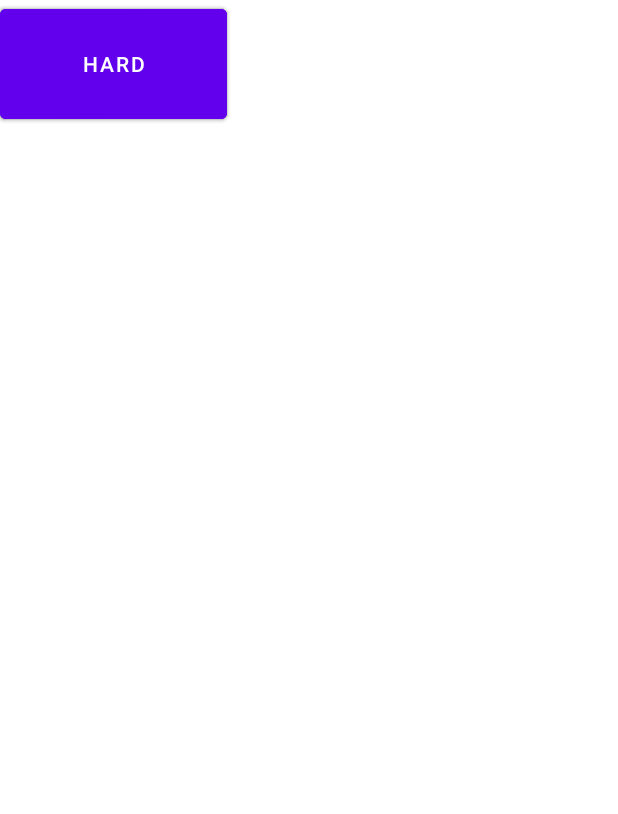
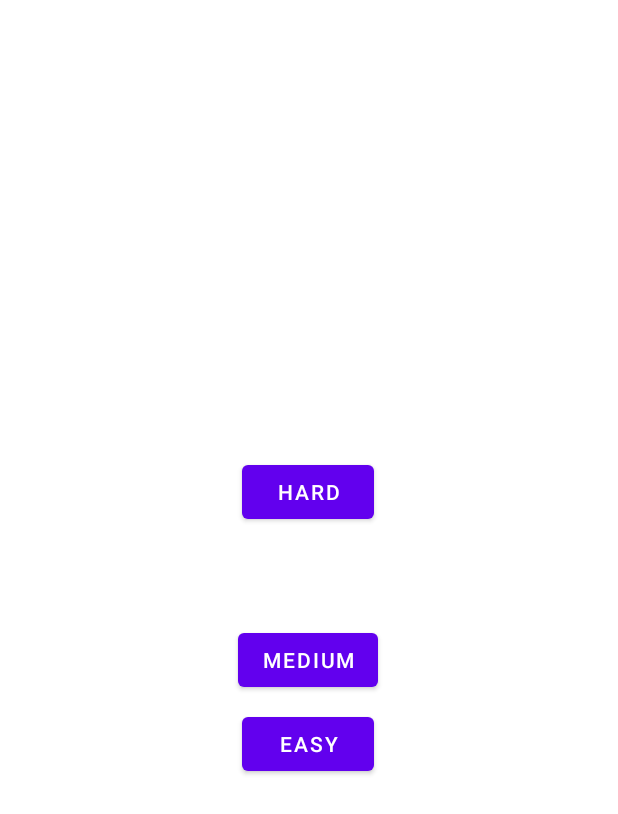
Before and after one commit to Sour-Warrior/CFS_Companion_App, an Android app: the layout configure_settings.xml on its own in the app's theme, with its tools: preview values and no code run, on a phone screen of 412 x 824 dp. Shown: the top 814 px of the screen. Run offline under Robolectric (Android 15) with nearby library versions, the phone set to English and light mode, and no system bars.

Commit message:
Implement UI for difficulty screen
Implemented the UI for the quick difficulty settings configuration screen

```diff
--- a/CFS_VR_CompanionApp/app/src/main/java/com/example/cfs_vr_companionapp/MainActivity.java
+++ b/CFS_VR_CompanionApp/app/src/main/java/com/example/cfs_vr_companionapp/MainActivity.java
@@ -42,7 +42,7 @@ public class MainActivity extends AppCompatActivity {
 
     private ActivityMainBinding binding;
 
-    private static DifficultySettings difficultySettings = new DifficultySettings();
+    public static DifficultySettings difficultySettings;
 
     public static TCPServer server;
     ;
@@ -55,6 +55,7 @@ public class MainActivity extends AppCompatActivity {
         super.onCreate(savedInstanceState);
 
         server = new TCPServer(758);
+        difficultySettings = new DifficultySettings();
 
 
         binding = ActivityMainBinding.inflate(getLayoutInflater());
@@ -77,6 +78,7 @@ public class MainActivity extends AppCompatActivity {
                         .setAction("Action", null).show();
             }
         });
+
 
 
     }
--- a/CFS_VR_CompanionApp/app/src/main/res/layout/configure_settings.xml
+++ b/CFS_VR_CompanionApp/app/src/main/res/layout/configure_settings.xml
@@ -1,30 +1,51 @@
 <?xml version="1.0" encoding="utf-8"?>
 <androidx.constraintlayout.widget.ConstraintLayout xmlns:android="http://schemas.android.com/apk/res/android"
+    xmlns:app="http://schemas.android.com/apk/res-auto"
     xmlns:tools="http://schemas.android.com/tools"
     android:layout_width="match_parent"
-    android:layout_height="match_parent">
+    android:layout_height="match_parent"
+    tools:context=".ConfigureSettings">
+
+    <TextView
+        android:id="@+id/textview_configure"
+        android:layout_width="wrap_content"
+        android:layout_height="wrap_content"
+        app:layout_constraintBottom_toTopOf="@id/low"
+        app:layout_constraintEnd_toEndOf="parent"
+        app:layout_constraintStart_toStartOf="parent"
+        app:layout_constraintTop_toTopOf="parent" />
 
     <Button
         android:id="@+id/low"
-        android:layout_width="151dp"
-        android:layout_height="85dp"
+        android:layout_width="wrap_content"
+        android:layout_height="wrap_content"
+        android:layout_marginBottom="304dp"
         android:text="Easy"
-        tools:layout_editor_absoluteX="130dp"
-        tools:layout_editor_absoluteY="198dp" />
+        app:layout_constraintBottom_toBottomOf="parent"
+        app:layout_constraintEnd_toEndOf="parent"
+        app:layout_constraintHorizontal_bias="0.498"
+        app:layout_constraintStart_toStartOf="parent" />
 
     <Button
         android:id="@+id/medium"
-        android:layout_width="151dp"
-        android:layout_height="85dp"
+        android:layout_width="wrap_content"
+        android:layout_height="wrap_content"
+        android:layout_marginBottom="360dp"
         android:text="Medium"
-        tools:layout_editor_absoluteX="130dp"
-        tools:layout_editor_absoluteY="299dp" />
+        app:layout_constraintBottom_toBottomOf="parent"
+        app:layout_constraintEnd_toEndOf="parent"
+        app:layout_constraintHorizontal_bias="0.498"
+        app:layout_constraintStart_toStartOf="parent" />
 
     <Button
         android:id="@+id/high"
-        android:layout_width="151dp"
-        android:layout_height="85dp"
+        android:layout_width="wrap_content"
+        android:layout_height="wrap_content"
         android:text="Hard"
-        tools:layout_editor_absoluteX="130dp"
-        tools:layout_editor_absoluteY="403dp" />
+        app:layout_constraintBottom_toBottomOf="parent"
+        app:layout_constraintEnd_toEndOf="parent"
+        app:layout_constraintHorizontal_bias="0.498"
+        app:layout_constraintStart_toStartOf="parent"
+        app:layout_constraintTop_toTopOf="parent"
+        app:layout_constraintVertical_bias="0.392" />
 </androidx.constraintlayout.widget.ConstraintLayout>
--- a/CFS_VR_CompanionApp/app/src/main/res/layout/fragment_first.xml
+++ b/CFS_VR_CompanionApp/app/src/main/res/layout/fragment_first.xml
@@ -30,11 +30,11 @@
         app:layout_constraintVertical_bias="0.221" />
 
     <Button
-        android:id="@+id/BTBtn"
+        android:id="@+id/CfgBtn"
         android:layout_width="wrap_content"
         android:layout_height="wrap_content"
         android:layout_marginBottom="588dp"
-        android:text="Toggle Bluetooth"
+        android:text="Configure Difficulty"
         app:layout_constraintBottom_toBottomOf="parent"
         app:layout_constraintEnd_toEndOf="parent"
         app:layout_constraintHorizontal_bias="0.497"
--- a/CFS_VR_CompanionApp/app/src/main/res/values/strings.xml
+++ b/CFS_VR_CompanionApp/app/src/main/res/values/strings.xml
@@ -1,5 +1,5 @@
 <resources>
-    <string name="app_name">CFS_VR_CompanionApp</string>
+    <string name="app_name">VR Companion App</string>
     <string name="action_settings">Settings</string>
     <!-- Strings used for fragments for navigation -->
     <string name="first_fragment_label">First Fragment</string>
```
Also changed, not shown: CFS_VR_CompanionApp/app/src/main/java/com/example/cfs_vr_companionapp/ConfigureSettings.java (+30 -0 lines), CFS_VR_CompanionApp/app/src/main/java/com/example/cfs_vr_companionapp/DifficultySettings.java (+27 -3 lines), CFS_VR_CompanionApp/app/src/main/java/com/example/cfs_vr_companionapp/FirstFragment.java (+9 -1 lines), CFS_VR_CompanionApp/app/src/main/java/com/example/cfs_vr_companionapp/TCPServer.java (+6 -7 lines), CFS_VR_CompanionApp/app/src/main/res/navigation/nav_graph.xml (+8 -0 lines).
